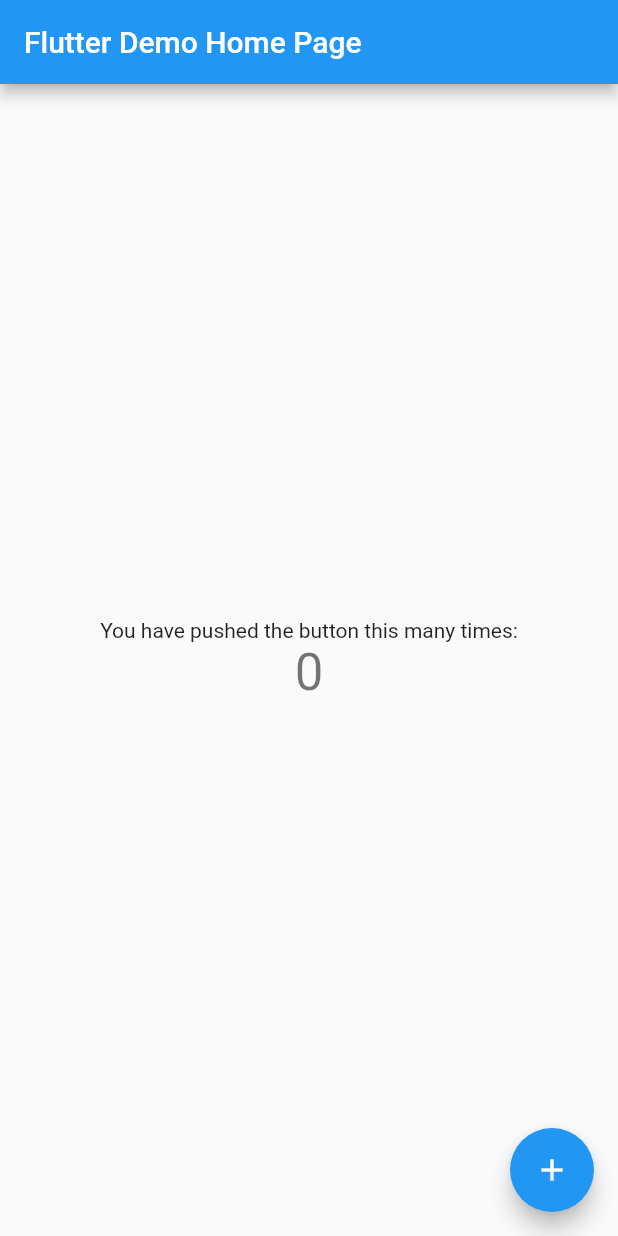
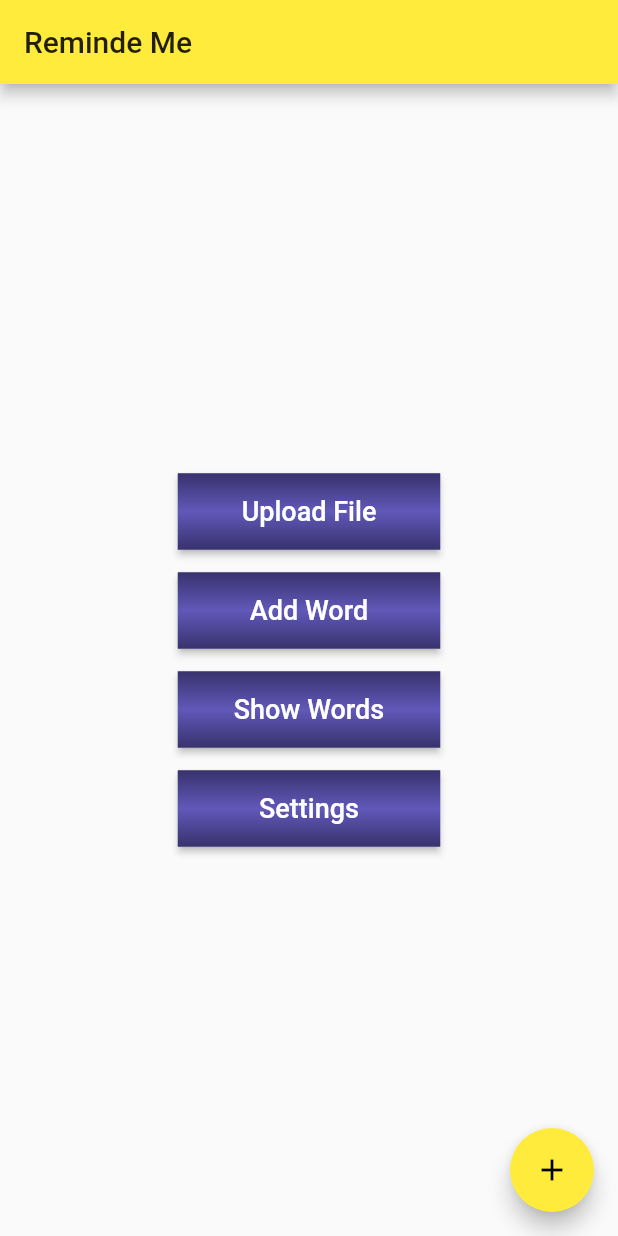
Before and after one commit to yusufeyisan/remind_me, a Flutter app: the screen it shows after launch, on a phone screen of 412 x 824 dp. Run offline on Flutter 3.47's test engine with Material 2 defaults, Android fonts, the phone set to English and light mode, and no system bars.

Commit message:
create main screen

```diff
--- a/lib/main.dart
+++ b/lib/main.dart
@@ -1,111 +1,17 @@
 import 'package:flutter/material.dart';
+import './screens/home.dart';
 
-void main() => runApp(MyApp());
+void main() => runApp(RemindMe());
 
-class MyApp extends StatelessWidget {
+class RemindMe extends StatelessWidget {
   // This widget is the root of your application.
   @override
   Widget build(BuildContext context) {
     return MaterialApp(
-      title: 'Flutter Demo',
+      title: 'Remind Me',
       theme: ThemeData(
-        // This is the theme of your application.
-        //
-        // Try running your application with "flutter run". You'll see the
-        // application has a blue toolbar. Then, without quitting the app, try
-        // changing the primarySwatch below to Colors.green and then invoke
-        // "hot reload" (press "r" in the console where you ran "flutter run",
-        // or simply save your changes to "hot reload" in a Flutter IDE).
-        // Notice that the counter didn't reset back to zero; the application
-        // is not restarted.
-        primarySwatch: Colors.blue,
-      ),
-      home: MyHomePage(title: 'Flutter Demo Home Page'),
+          primarySwatch: Colors.yellow),
+      home: HomePage(title: 'Flutter Demo Home Page'),
     );
   }
 }
-
-class MyHomePage extends StatefulWidget {
-  MyHomePage({Key key, this.title}) : super(key: key);
-
-  // This widget is the home page of your application. It is stateful, meaning
-  // that it has a State object (defined below) that contains fields that affect
-  // how it looks.
-
-  // This class is the configuration for the state. It holds the values (in this
-  // case the title) provided by the parent (in this case the App widget) and
-  // used by the build method of the State. Fields in a Widget subclass are
-  // always marked "final".
-
-  final String title;
-
-  @override
-  _MyHomePageState createState() => _MyHomePageState();
-}
-
-class _MyHomePageState extends State<MyHomePage> {
-  int _counter = 0;
-
-  void _incrementCounter() {
-    setState(() {
-      // This call to setState tells the Flutter framework that something has
-      // changed in this State, which causes it to rerun the build method below
-      // so that the display can reflect the updated values. If we changed
-      // _counter without calling setState(), then the build method would not be
-      // called again, and so nothing would appear to happen.
-      _counter++;
-    });
-  }
-
-  @override
-  Widget build(BuildContext context) {
-    // This method is rerun every time setState is called, for instance as done
-    // by the _incrementCounter method above.
-    //
-    // The Flutter framework has been optimized to make rerunning build methods
-    // fast, so that you can just rebuild anything that needs updating rather
-    // than having to individually change instances of widgets.
-    return Scaffold(
-      appBar: AppBar(
-        // Here we take the value from the MyHomePage object that was created by
-        // the App.build method, and use it to set our appbar title.
-        title: Text(widget.title),
-      ),
-      body: Center(
-        // Center is a layout widget. It takes a single child and positions it
-        // in the middle of the parent.
-        child: Column(
-          // Column is also layout widget. It takes a list of children and
-          // arranges them vertically. By default, it sizes itself to fit its
-          // children horizontally, and tries to be as tall as its parent.
-          //
-          // Invoke "debug painting" (press "p" in the console, choose the
-          // "Toggle Debug Paint" action from the Flutter Inspector in Android
-          // Studio, or the "Toggle Debug Paint" command in Visual Studio Code)
-          // to see the wireframe for each widget.
-          //
-          // Column has various properties to control how it sizes itself and
-          // how it positions its children. Here we use mainAxisAlignment to
-          // center the children vertically; the main axis here is the vertical
-          // axis because Columns are vertical (the cross axis would be
-          // horizontal).
-          mainAxisAlignment: MainAxisAlignment.center,
-          children: <Widget>[
-            Text(
-              'You have pushed the button this many times:',
-            ),
-            Text(
-              '$_counter',
-              style: Theme.of(context).textTheme.display1,
-            ),
-          ],
-        ),
-      ),
-      floatingActionButton: FloatingActionButton(
-        onPressed: _incrementCounter,
-        tooltip: 'Increment',
-        child: Icon(Icons.add),
-      ), // This trailing comma makes auto-formatting nicer for build methods.
-    );
-  }
-}
--- /dev/null
+++ b/lib/screens/home.dart
@@ -0,0 +1,144 @@
+import 'package:flutter/material.dart';
+
+class HomePage extends StatefulWidget {
+  HomePage({Key key, this.title}) : super(key: key);
+
+  final String title;
+
+  @override
+  _HomePageState createState() => _HomePageState();
+}
+
+class _HomePageState extends State<HomePage> {
+  int _counter = 0;
+
+  @override
+  Widget build(BuildContext context) {
+    return Scaffold(
+      appBar: AppBar(
+        title: Text("Reminde Me"),
+      ),
+      body: Center(
+        child: Column(
+          mainAxisAlignment: MainAxisAlignment.center,
+          children: <Widget>[
+            RaisedButton(
+              onPressed: () {},
+              textColor: Colors.white,
+              padding: const EdgeInsets.all(0.0),
+              child: Container(
+                width: 175,
+                decoration: const BoxDecoration(
+                  gradient: LinearGradient(
+                    begin: FractionalOffset.topCenter,
+                    end: FractionalOffset.bottomCenter,
+                    colors: <Color>[
+                      Color(0xFF38326D),
+                      Color(0xFF6158B9),
+                      Color(0xFF38326D),
+                    ],
+                  ),
+                ),
+                padding: const EdgeInsets.fromLTRB(20, 15, 20, 15),
+                child: Center(
+                    child: Text(
+                  'Upload File',
+                  style: TextStyle(fontSize: 18),
+                )),
+              ),
+            ),
+            Container(
+              height: 15,
+            ),
+            RaisedButton(
+              onPressed: () {},
+              textColor: Colors.white,
+              padding: const EdgeInsets.all(0.0),
+              child: Container(
+                width: 175,
+                decoration: const BoxDecoration(
+                  gradient: LinearGradient(
+                    begin: FractionalOffset.topCenter,
+                    end: FractionalOffset.bottomCenter,
+                    colors: <Color>[
+                      Color(0xFF38326D),
+                      Color(0xFF6158B9),
+                      Color(0xFF38326D),
+                    ],
+                  ),
+                ),
+                padding: const EdgeInsets.fromLTRB(20, 15, 20, 15),
+                child: Center(
+                    child: Text(
+                  'Add Word',
+                  style: TextStyle(fontSize: 18),
+                )),
+              ),
+            ),
+            Container(
+              height: 15,
+            ),
+            RaisedButton(
+              onPressed: () {},
+              textColor: Colors.white,
+              padding: const EdgeInsets.all(0.0),
+              child: Container(
+                width: 175,
+                decoration: const BoxDecoration(
+                  gradient: LinearGradient(
+                    begin: FractionalOffset.topCenter,
+                    end: FractionalOffset.bottomCenter,
+                    colors: <Color>[
+                      Color(0xFF38326D),
+                      Color(0xFF6158B9),
+                      Color(0xFF38326D),
+                    ],
+                  ),
+                ),
+                padding: const EdgeInsets.fromLTRB(20, 15, 20, 15),
+                child: Center(
+                    child: Text(
+                  'Show Words',
+                  style: TextStyle(fontSize: 18),
+                )),
+              ),
+            ),
+            Container(
+              height: 15,
+            ),
+            RaisedButton(
+              onPressed: () {},
+              textColor: Colors.white,
+              padding: const EdgeInsets.all(0.0),
+              child: Container(
+                width: 175,
+                decoration: const BoxDecoration(
+                  gradient: LinearGradient(
+                    begin: FractionalOffset.topCenter,
+                    end: FractionalOffset.bottomCenter,
+                    colors: <Color>[
+                      Color(0xFF38326D),
+                      Color(0xFF6158B9),
+                      Color(0xFF38326D),
+                    ],
+                  ),
+                ),
+                padding: const EdgeInsets.fromLTRB(20, 15, 20, 15),
+                child: Center(
+                    child: Text(
+                  'Settings',
+                  style: TextStyle(fontSize: 18),
+                )),
+              ),
+            ),
+          ],
+        ),
+      ),
+      floatingActionButton: FloatingActionButton(
+        onPressed: null,
+        tooltip: 'Increment',
+        child: Icon(Icons.add),
+      ), // This trailing comma makes auto-formatting nicer for build methods.
+    );
+  }
+}
```
Also changed, not shown: 1 other file.
